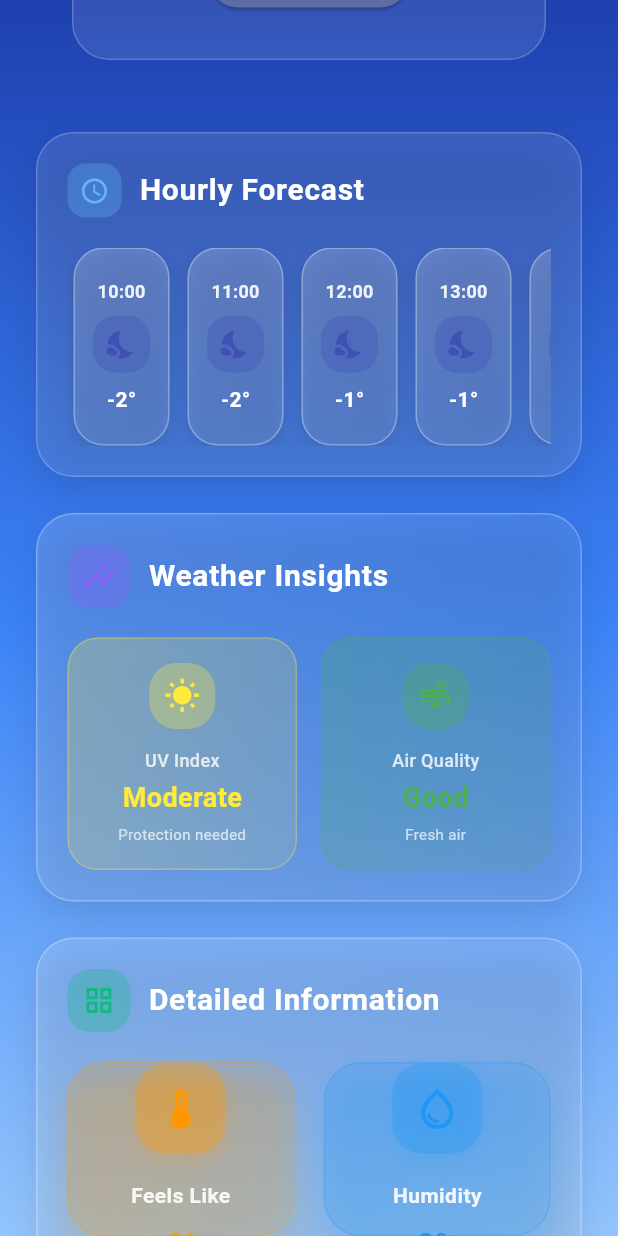
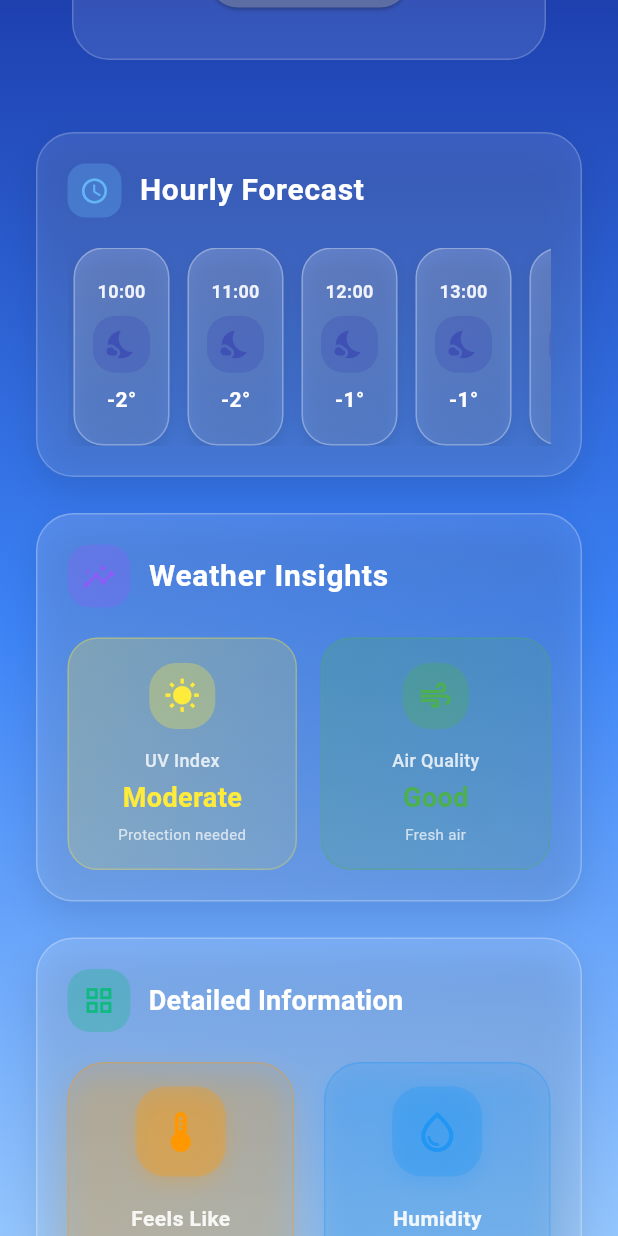
Before and after one commit to shantnugabhale/weather-app, a Flutter app: the screen it shows after launch, scrolled down 576 dp, on a phone screen of 412 x 824 dp. Run offline on Flutter 3.47's test engine with Material 3 defaults, Android fonts, the phone set to English and light mode, and no system bars; our stand-ins replace animated_text_kit, geocoding, geolocator, lottie.

Commit message:
text siz reduce

```diff
--- a/lib/screens/home_screen.dart
+++ b/lib/screens/home_screen.dart
@@ -510,24 +510,31 @@ class _HomeScreenState extends State<HomeScreen> with TickerProviderStateMixin {
           const SizedBox(height: 24),
           Row(
             mainAxisAlignment: MainAxisAlignment.spaceEvenly,
-            children: [
-              _buildWeatherInfoChip(
+            // FIX: Wraps each weather info chip in an Expanded widget to prevent horizontal overflow.
+            children: [
+              Expanded(
+                child: _buildWeatherInfoChip(
                   Icons.thermostat,
                   'Feels Like',
                   '${_weather?.feelsLike.round() ?? 0}°',
                   Colors.orange,
                 ),
-              _buildWeatherInfoChip(
+              ),
+              Expanded(
+                child: _buildWeatherInfoChip(
                   Icons.water_drop,
                   'Humidity',
                   '${_weather?.humidity ?? 0}%',
                   Colors.blue,
                 ),
-              _buildWeatherInfoChip(
+              ),
+              Expanded(
+                child: _buildWeatherInfoChip(
                   Icons.air,
                   'Wind',
-                '${_weather?.windSpeed ?? 0} km/h',
+                  '${_weather?.windSpeed.toStringAsFixed(1) ?? 0} km/h',
                   Colors.green,
+                ),
               ),
             ],
           ),
@@ -538,6 +545,7 @@ class _HomeScreenState extends State<HomeScreen> with TickerProviderStateMixin {
 
   Widget _buildWeatherInfoChip(IconData icon, String label, String value, Color color) {
     return Container(
+      margin: const EdgeInsets.symmetric(horizontal: 4), // Added a small margin for spacing
       padding: const EdgeInsets.symmetric(horizontal: 16, vertical: 12),
       decoration: BoxDecoration(
         color: color.withValues(alpha: 0.2),
@@ -1606,21 +1614,22 @@ class _HomeScreenState extends State<HomeScreen> with TickerProviderStateMixin {
                 'Detailed Information',
                 style: TextStyle(
                   color: Colors.white,
-                  fontSize: 20,
+                  fontSize: 18,
                   fontWeight: FontWeight.w600,
-                  letterSpacing: 0.5,
+                  letterSpacing: 0.2,
                 ),
               ),
             ],
           ),
           const SizedBox(height: 20),
+          // FIX: Changed childAspectRatio to a smaller value to prevent vertical overflow on smaller screens.
           GridView.count(
             crossAxisCount: 2,
             shrinkWrap: true,
             physics: const NeverScrollableScrollPhysics(),
             crossAxisSpacing: 20,
             mainAxisSpacing: 20,
-            childAspectRatio: 1.3,
+            childAspectRatio: 0.9,
             children: [
               _buildDetailItem(Icons.thermostat, "Feels Like", '${_weather?.feelsLike.round() ?? 0}°', Colors.orange),
               _buildDetailItem(Icons.water_drop_outlined, "Humidity", '${_weather?.humidity ?? 0}%', Colors.blue),
```
Lines whose indentation alone changed are shown as unchanged.
